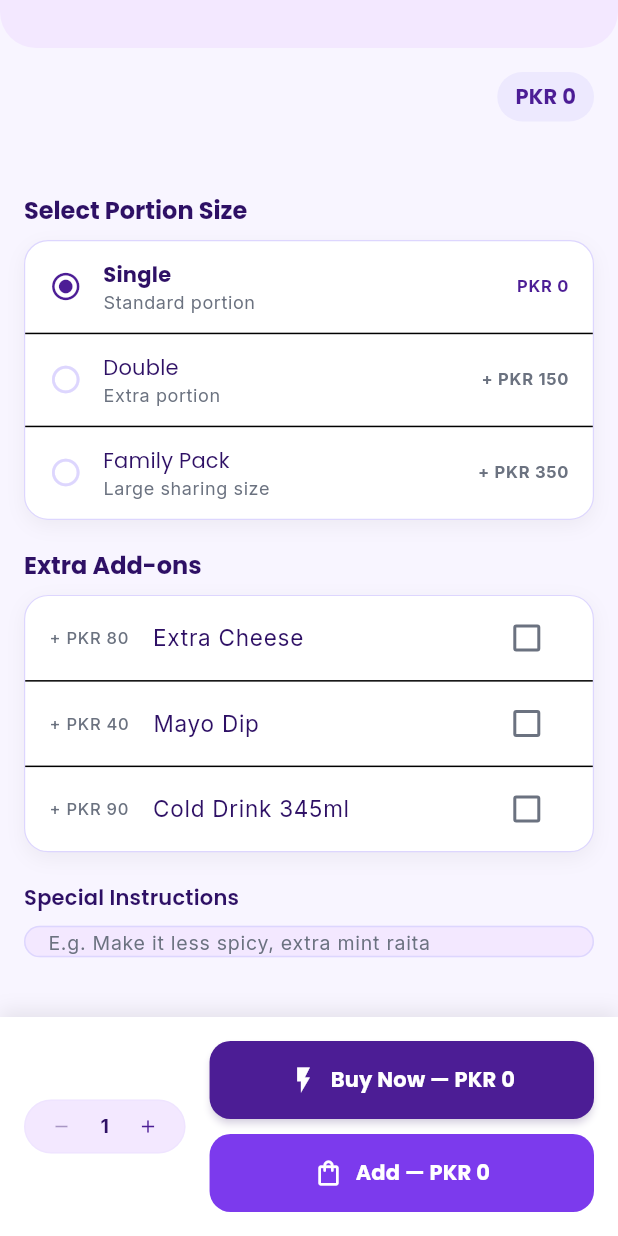
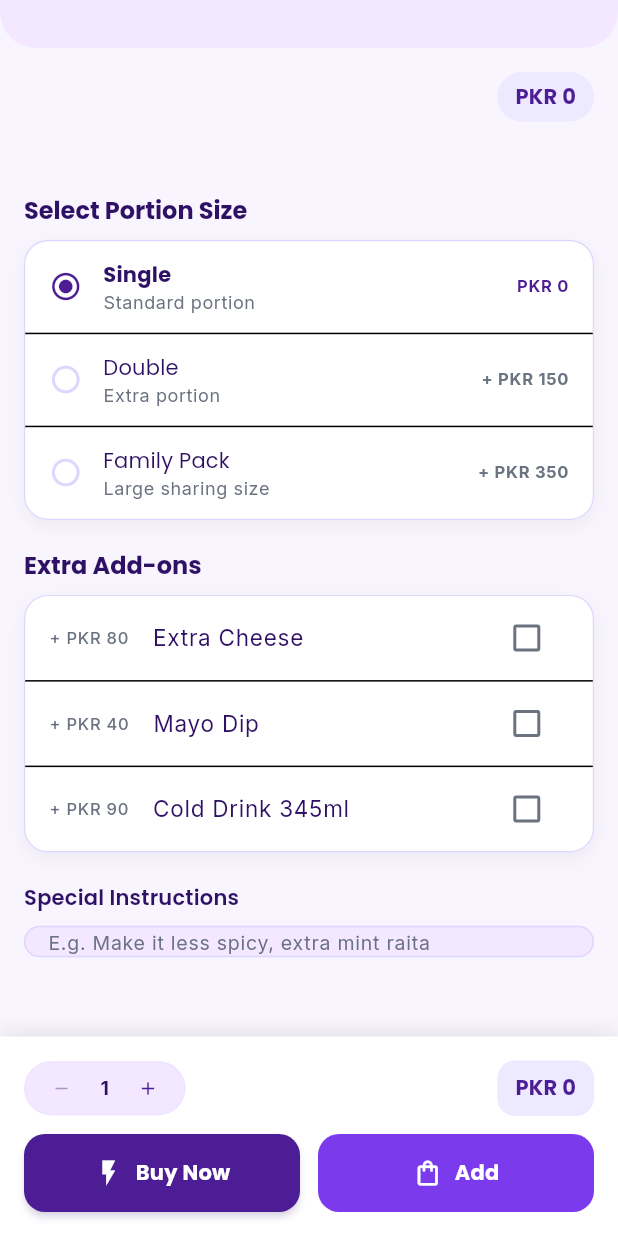
Before and after one commit to rehman1783/city_bites, a Flutter app: the FoodDetailsScreen screen opened directly with empty values, scrolled down 208 dp, on a phone screen of 412 x 824 dp. Run offline on Flutter 3.47's test engine with Material 3 defaults, Android fonts, the phone set to English and light mode, and no system bars; drawn by our look-alikes of cached_network_image; our stand-ins replace equatable, flutter_bloc, google_fonts, shared_preferences; accounts and stored records are empty; network calls fail.

Commit message:
feat: update Bottom Sticky Bar layout to improve quantity and price display in FoodDetailsScreen

```diff
--- a/lib/src/features/customer_food/presentation/screens/food_details_screen.dart
+++ b/lib/src/features/customer_food/presentation/screens/food_details_screen.dart
@@ -177,7 +177,7 @@ class FoodDetailsScreen extends StatelessWidget {
                   ),
                 ),
 
-                // Bottom Sticky Bar: Quantity Stepper + Add to Cart CTA
+                // Bottom Sticky Bar: show quantity + price row, then action buttons
                 BlocBuilder<FoodDetailCubit, FoodDetailState>(
                   builder: (context, state) {
                     return Container(
@@ -192,23 +192,49 @@ class FoodDetailsScreen extends StatelessWidget {
                           ),
                         ],
                       ),
-                      child: Row(
+                      child: Column(
+                        mainAxisSize: MainAxisSize.min,
+                        children: [
+                          // Top row: Quantity selector and price
+                          Row(
+                            crossAxisAlignment: CrossAxisAlignment.center,
                             children: [
                               QuantityStepper(
                                 count: state.quantity,
                                 onChanged: (cnt) {
-                              context.read<FoodDetailCubit>().updateQuantity(
-                                cnt,
-                              );
+                                  context
+                                      .read<FoodDetailCubit>()
+                                      .updateQuantity(cnt);
                                 },
                               ),
-                          const SizedBox(width: 16),
+                              const Spacer(),
+                              Container(
+                                padding: const EdgeInsets.symmetric(
+                                  horizontal: 12,
+                                  vertical: 8,
+                                ),
+                                decoration: BoxDecoration(
+                                  color: theme.colorScheme.primaryContainer,
+                                  borderRadius: BorderRadius.circular(12),
+                                ),
+                                child: Text(
+                                  'PKR ${state.totalPrice.toInt()}',
+                                  style: theme.textTheme.titleMedium?.copyWith(
+                                    color: theme.colorScheme.primary,
+                                    fontWeight: FontWeight.bold,
+                                  ),
+                                ),
+                              ),
+                            ],
+                          ),
+                          const SizedBox(height: 12),
+
+                          // Action row: Buy Now and Add (no price in labels)
+                          Row(
+                            children: [
                               Expanded(
-                            child: Column(
-                              mainAxisSize: MainAxisSize.min,
-                              children: [
-                                CustomButton(
-                                  text: 'Buy Now — PKR ${state.totalPrice.toInt()}',
+                                child: CustomButton(
+                                  text: 'Buy Now',
                                   icon: Icons.flash_on,
                                   onPressed: () {
                                     onBuyNow({
@@ -222,9 +248,11 @@ class FoodDetailsScreen extends StatelessWidget {
                                     });
                                   },
                                 ),
-                                const SizedBox(height: 10),
-                                CustomButton(
-                                  text: 'Add — PKR ${state.totalPrice.toInt()}',
+                              ),
+                              const SizedBox(width: 12),
+                              Expanded(
+                                child: CustomButton(
+                                  text: 'Add',
                                   icon: Icons.shopping_bag_outlined,
                                   type: CustomButtonType.secondary,
                                   onPressed: () {
@@ -239,8 +267,8 @@ class FoodDetailsScreen extends StatelessWidget {
                                     });
                                   },
                                 ),
+                              ),
                             ],
-                            ),
                           ),
                         ],
                       ),
```
Lines whose indentation alone changed are shown as unchanged.
